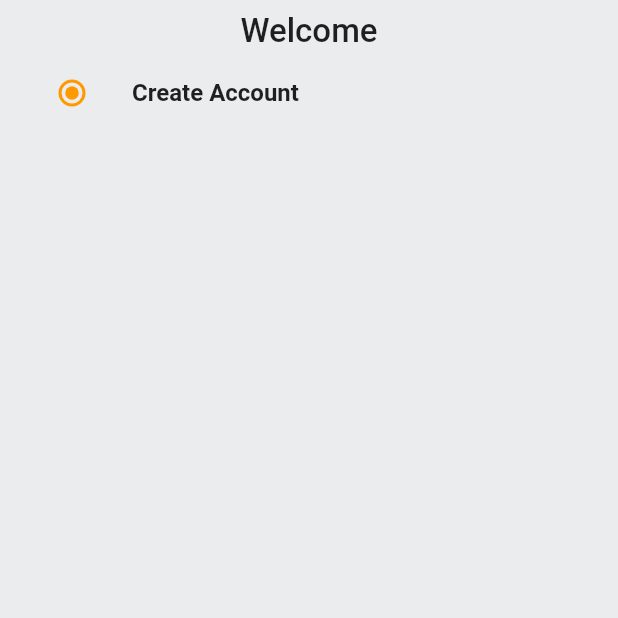
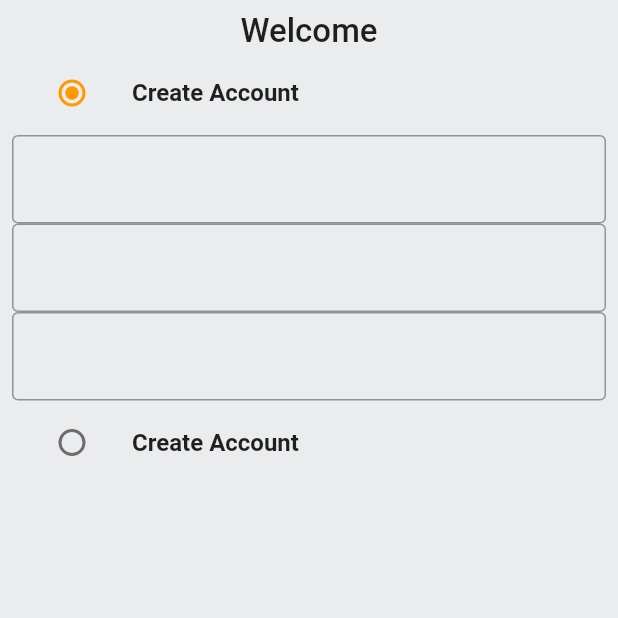
Before and after one commit to juungchull/amazon_clone, a Flutter app: the screen it shows after launch, on a phone screen of 412 x 824 dp, the top half of it. Run offline on Flutter 3.47's test engine with Material 2 defaults, Android fonts, the phone set to English and light mode, and no system bars.

Commit message:
text_field

```diff
--- /dev/null
+++ b/lib/common/widgets/custom_textfield.dart
@@ -0,0 +1,26 @@
+import 'package:flutter/material.dart';
+
+class CustomTextField extends StatelessWidget {
+  final TextEditingController controller;
+  const CustomTextField({super.key, required this.controller});
+
+  @override
+  Widget build(BuildContext context) {
+    return TextFormField(
+      controller: controller,
+      decoration: InputDecoration(
+        border: OutlineInputBorder(
+          borderSide: BorderSide(
+            color: Colors.black38,
+          ),
+        ),
+        enabledBorder: OutlineInputBorder(
+          borderSide: BorderSide(
+            color: Colors.black38,
+          ),
+        ),
+      ),
+      validator: (value) {},
+    );
+  }
+}
--- a/lib/features/auth/screens/auth_screen.dart
+++ b/lib/features/auth/screens/auth_screen.dart
@@ -1,3 +1,4 @@
+import 'package:amazon_clone/common/widgets/custom_textfield.dart';
 import 'package:amazon_clone/constants/global_variables.dart';
 import 'package:flutter/material.dart';
 
@@ -16,6 +17,12 @@ class AuthScreen extends StatefulWidget {
 
 class _AuthScreenState extends State<AuthScreen> {
   Auth _auth = Auth.signup;
+  final _signUpFormKey = GlobalKey<FormState>();
+  final _signInFormKey = GlobalKey<FormState>();
+
+  final TextEditingController _emailController = TextEditingController();
+  final TextEditingController _passwordController = TextEditingController();
+  final TextEditingController _nameController = TextEditingController();
   @override
   Widget build(BuildContext context) {
     return Scaffold(
@@ -25,6 +32,8 @@ class _AuthScreenState extends State<AuthScreen> {
           padding: const EdgeInsets.all(8.0),
           child: Column(
             children: [
+              // Welcome part
+
               Text(
                 'Welcome',
                 style: TextStyle(
@@ -32,6 +41,9 @@ class _AuthScreenState extends State<AuthScreen> {
                   fontWeight: FontWeight.w500,
                 ),
               ),
+
+              // sign up part
+
               ListTile(
                 title: Text(
                   'Create Account',
@@ -49,7 +61,40 @@ class _AuthScreenState extends State<AuthScreen> {
                   },
                   groupValue: _auth,
                 ),
-              )
+              ),
+
+              if (_auth == Auth.signup)
+                Form(
+                  key: _signUpFormKey,
+                  child: Column(
+                    children: [
+                      CustomTextField(controller: _emailController),
+                      CustomTextField(controller: _passwordController),
+                      CustomTextField(controller: _nameController),
+                    ],
+                  ),
+                ),
+
+              //sign in part
+
+              ListTile(
+                title: Text(
+                  'Create Account',
+                  style: TextStyle(
+                    fontWeight: FontWeight.bold,
+                  ),
+                ),
+                leading: Radio(
+                  value: Auth.signin,
+                  activeColor: GlobalVariables.secondaryColor,
+                  onChanged: (Auth? value) {
+                    setState(() {
+                      _auth = value!;
+                    });
+                  },
+                  groupValue: _auth,
+                ),
+              ),
             ],
           ),
         ),
```
